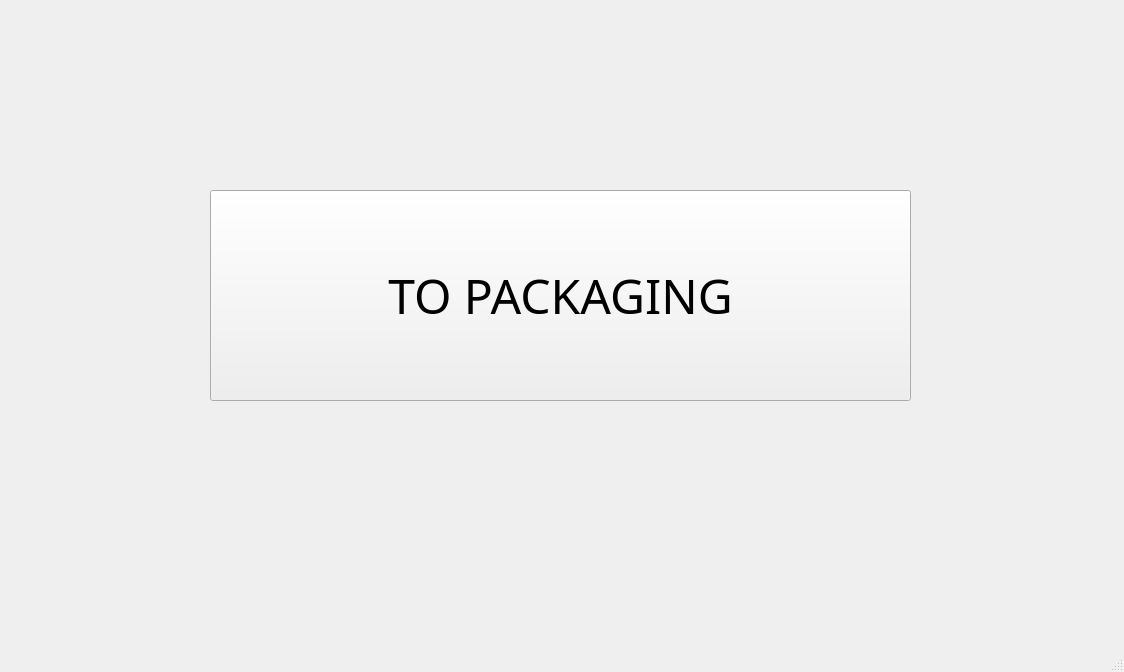
Before: the Qt Designer form Amazon_FC_3.ui in ICS4U-Gallo/amazon-fc-assignment-ghost-coders, drawn with Qt 5.
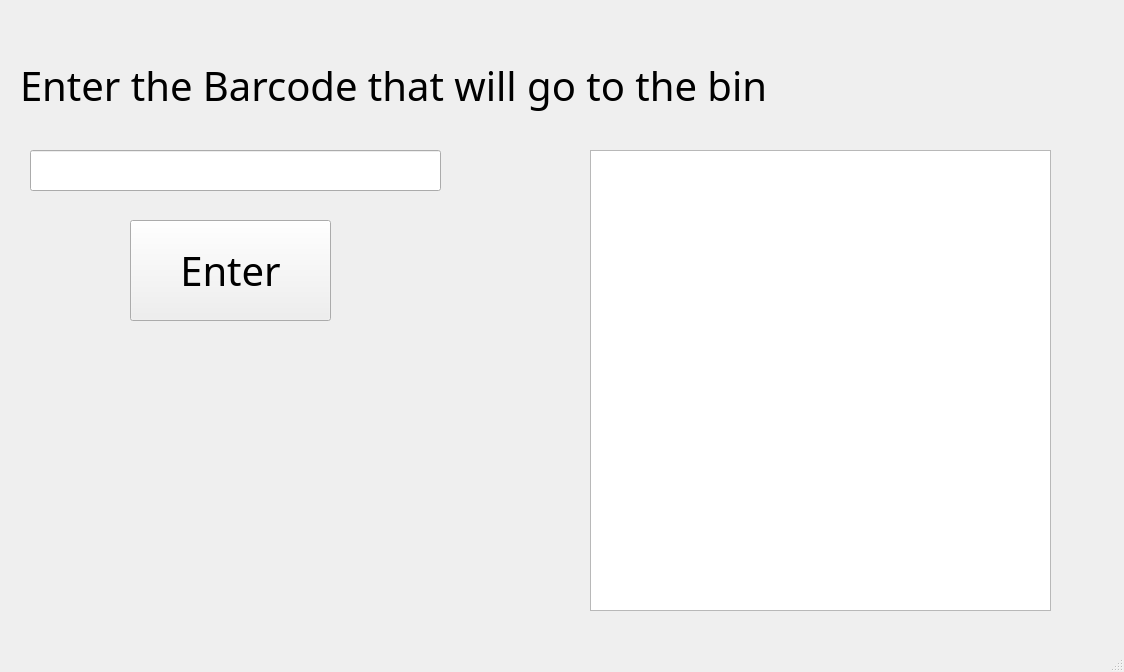
After: the same form once the commit is applied.

```diff
--- a/Amazon_FC_3.ui
+++ b/Amazon_FC_3.ui
@@ -14,23 +14,62 @@
    <string>MainWindow</string>
   </property>
   <widget class="QWidget" name="centralwidget">
-   <widget class="QPushButton" name="pushButton">
+   <widget class="QLineEdit" name="lineEdit">
     <property name="geometry">
      <rect>
-      <x>210</x>
-      <y>190</y>
-      <width>701</width>
-      <height>211</height>
+      <x>30</x>
+      <y>150</y>
+      <width>411</width>
+      <height>41</height>
      </rect>
     </property>
+   </widget>
+   <widget class="QLabel" name="label">
+    <property name="geometry">
+     <rect>
+      <x>20</x>
+      <y>30</y>
+      <width>791</width>
+      <height>111</height>
+     </rect>
+    </property>
     <property name="font">
      <font>
       <family>Sitka</family>
-      <pointsize>36</pointsize>
+      <pointsize>30</pointsize>
      </font>
     </property>
     <property name="text">
-     <string>TO PACKAGING</string>
+     <string>Enter the Barcode that will go to the bin</string>
+    </property>
+   </widget>
+   <widget class="QListView" name="listView">
+    <property name="geometry">
+     <rect>
+      <x>590</x>
+      <y>150</y>
+      <width>461</width>
+      <height>461</height>
+     </rect>
+    </property>
+   </widget>
+   <widget class="QPushButton" name="Enter">
+    <property name="geometry">
+     <rect>
+      <x>130</x>
+      <y>220</y>
+      <width>201</width>
+      <height>101</height>
+     </rect>
+    </property>
+    <property name="font">
+     <font>
+      <family>Sitka</family>
+      <pointsize>30</pointsize>
+     </font>
+    </property>
+    <property name="text">
+     <string>Enter</string>
     </property>
    </widget>
   </widget>
```
